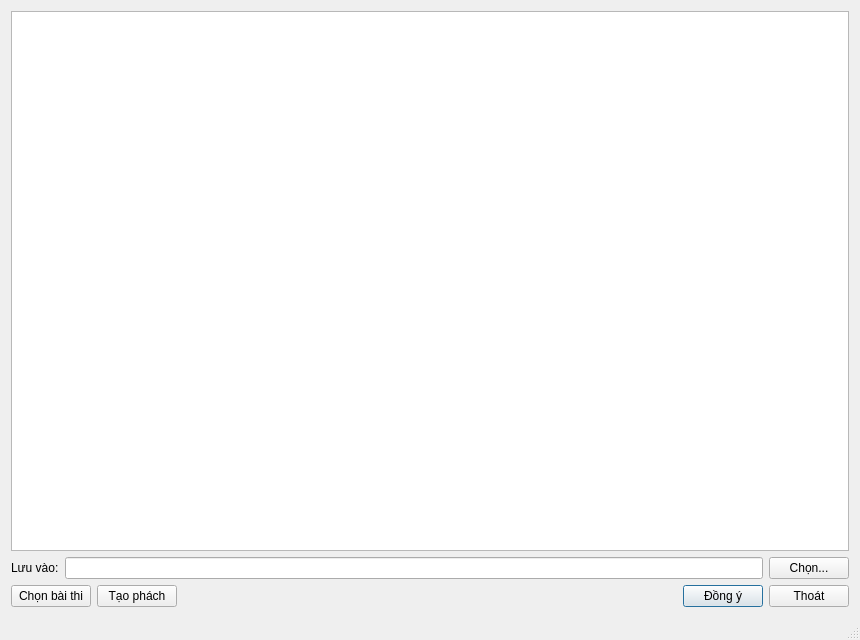
First picture: the form in RandomShuffleExam/MainWindow.ui, repository bachns/RandomShuffleExam, before the edit.
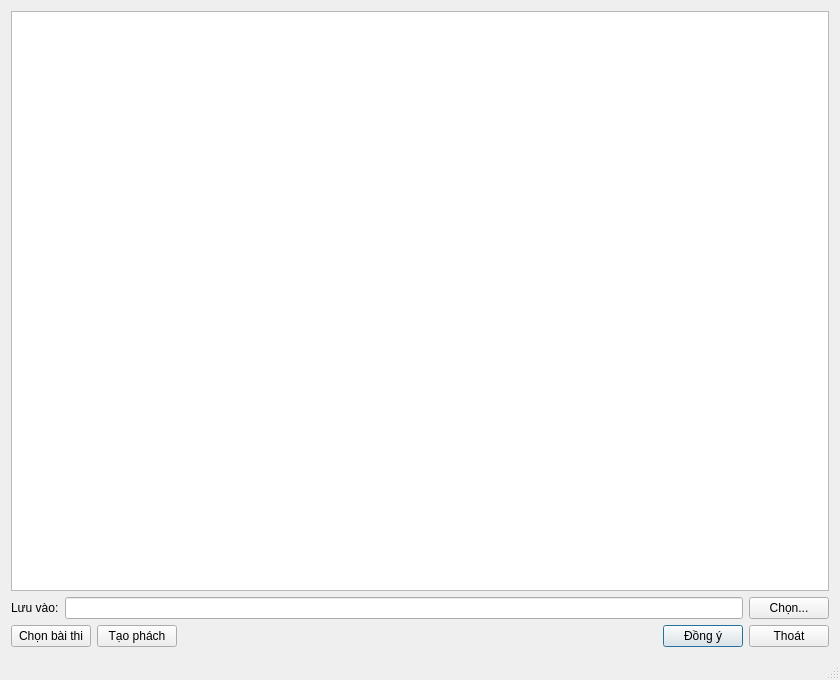
Second picture: the form after the edit. Icons and pictures are not drawn.

```diff
--- a/RandomShuffleExam/MainWindow.ui
+++ b/RandomShuffleExam/MainWindow.ui
@@ -6,8 +6,8 @@
    <rect>
     <x>0</x>
     <y>0</y>
-    <width>860</width>
-    <height>640</height>
+    <width>840</width>
+    <height>680</height>
    </rect>
   </property>
   <property name="windowTitle">
```
